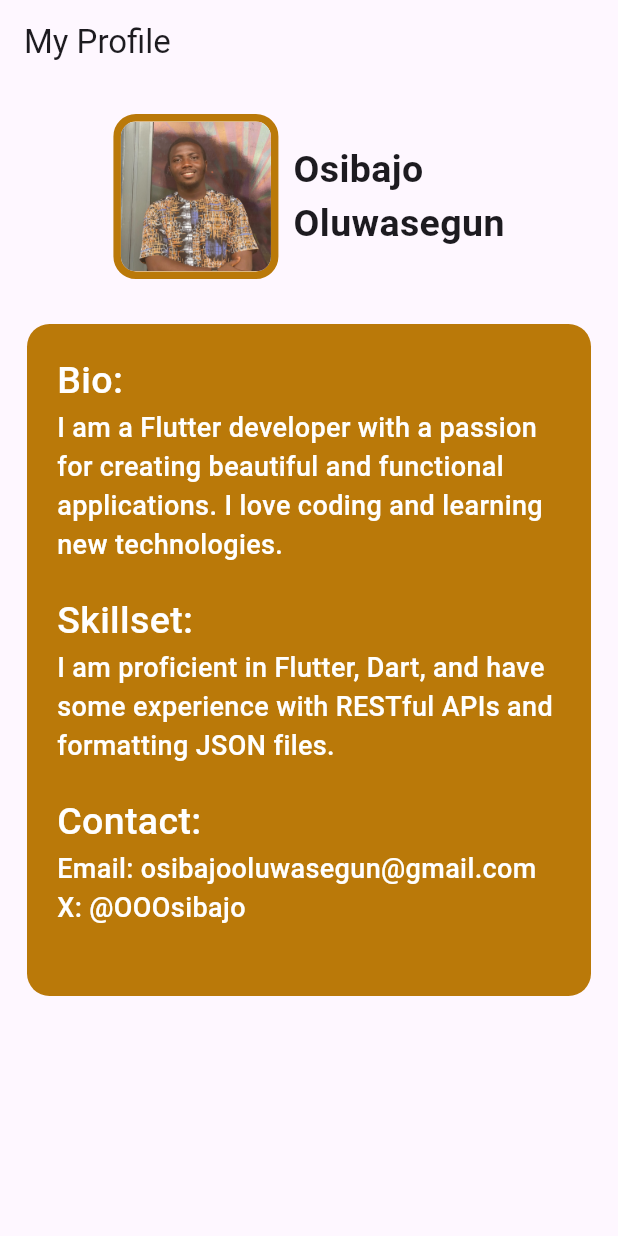
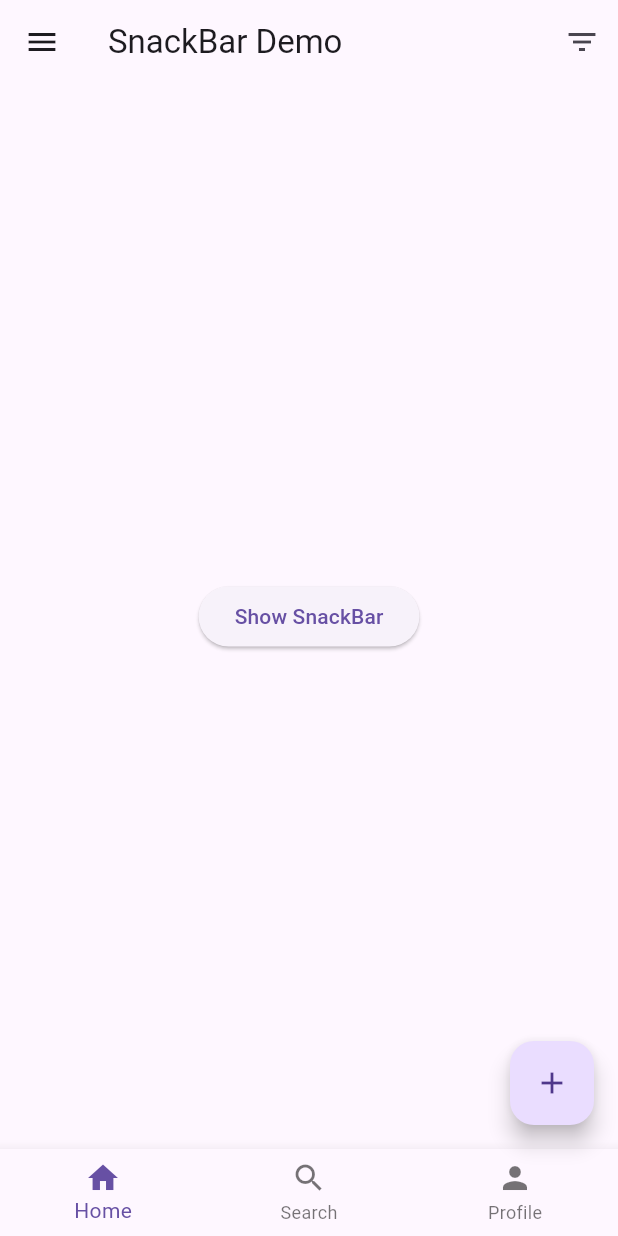
Before and after one commit to OluwasegunO-CTRL/CompileCamp-Bootcamp-2025, a Flutter app: the screen it shows after launch, on a phone screen of 412 x 824 dp. Run offline on Flutter 3.47's test engine with Material 3 defaults, Android fonts, the light colour scheme and no system bars.

Commit message:
create new app

```diff
--- a/week1_app/lib/details_column.dart
+++ b/week1_app/lib/details_column.dart
@@ -26,7 +26,7 @@
         ),
         SizedBox(height: 20),
         Text(
-          'Skillset:',
+          'Skills:',
           style: TextStyle(
             fontSize: 25,
             fontWeight: FontWeight.w500,
--- /dev/null
+++ b/week1_app/lib/example.dart
@@ -0,0 +1,104 @@
+import 'package:flutter/material.dart';
+
+class Example extends StatelessWidget {
+  const Example({super.key});
+  @override
+  Widget build(BuildContext context) {
+    return Scaffold(
+      appBar: AppBar(
+        title: Text('SnackBar Demo'),
+        actions: [
+          Builder(
+            builder: (context) {
+              return IconButton(
+                icon: Icon(Icons.filter_list),
+                onPressed: () => Scaffold.of(context).openEndDrawer(),
+              );
+            },
+          ),
+        ],
+      ),
+      drawer: Drawer(
+        child: ListView(
+          children: [
+            DrawerHeader(
+              decoration: BoxDecoration(color: Colors.blue),
+              child: Text('Menu'),
+            ),
+            ListTile(leading: Icon(Icons.home), title: Text('Home')),
+            ListTile(leading: Icon(Icons.favorite), title: Text('Favorites')),
+            ListTile(leading: Icon(Icons.settings), title: Text('Settings')),
+          ],
+        ),
+      ),
+
+      endDrawer: SafeArea(
+        child: Drawer(
+          child: ListView(
+            padding: EdgeInsets.zero,
+            children: [
+              DrawerHeader(
+                decoration: BoxDecoration(color: Colors.blue),
+                child: Text('data'),
+              ),
+              ListTile(
+                leading: Icon(Icons.settings),
+                title: Text('Settings'),
+                onTap: () {
+                  // Handle settings tap
+                  Navigator.pop(context);
+                },
+              ),
+            ],
+          ),
+        ),
+      ),
+
+      body: Center(
+        child: ElevatedButton(
+          onPressed: () {
+            ScaffoldMessenger.of(context).showSnackBar(
+              SnackBar(
+                content: Text('This is a snackbar!'),
+                duration: Duration(seconds: 3),
+                action: SnackBarAction(
+                  label: 'Undo',
+                  onPressed: () {
+                    // Undo action
+                  },
+                ),
+              ),
+            );
+          },
+          child: Text('Show SnackBar'),
+        ),
+      ),
+
+      floatingActionButton: FloatingActionButton(
+        onPressed: () {
+          ScaffoldMessenger.of(context).showSnackBar(
+            SnackBar(
+              content: Text('This is a snackbar!'),
+              duration: Duration(seconds: 3),
+              action: SnackBarAction(
+                label: 'Undo',
+                onPressed: () {
+                    // Undo action
+                  },
+              ),
+            ),
+          );
+        },
+        child: Icon(Icons.add),
+      ),
+
+      bottomNavigationBar: BottomNavigationBar(
+        items: [
+          BottomNavigationBarItem(icon: Icon(Icons.home), label: 'Home'),
+          BottomNavigationBarItem(icon: Icon(Icons.search), label: 'Search'),
+          BottomNavigationBarItem(icon: Icon(Icons.person), label: 'Profile'),
+        ],
+      ),
+    );
+  }
+}
--- a/week1_app/lib/main.dart
+++ b/week1_app/lib/main.dart
@@ -1,4 +1,5 @@
 import 'package:flutter/material.dart';
+import 'package:week1_app/example.dart';
 import 'package:week1_app/profilepage.dart';
 
 void main() {
@@ -12,8 +13,13 @@
   @override
   Widget build(BuildContext context) {
     return MaterialApp(
+      darkTheme: ThemeData(
+        brightness: Brightness.dark,
+        primaryColor: Colors.cyan
+      ),
       title: 'Flutter Demo',
-      home: Profilepage(),
+      home: const Example()
+      // Profilepage(),
     );
   }
 }
--- a/week2_app/lib/logic/scientific_calc.dart
+++ b/week2_app/lib/logic/scientific_calc.dart
@@ -45,6 +45,7 @@
       currentValue: result,
       shouldResetDisplay: true,
       previousValue: current,
+      operation: function, // <-- Add this line to store the function name
     );
   }
 }
```
Also changed, not shown: week2_app/lib/calc_app.dart (+12 -12 lines), week2_app/lib/widgets/build_display.dart (+16 -6 lines), week3_app/analysis_options.yaml (added, +28 -0 lines), week3_app/lib/main.dart (added, +122 -0 lines), week3_app/pubspec.yaml (added, +89 -0 lines), week3_app/pubspec.lock (added), 126 other files.
